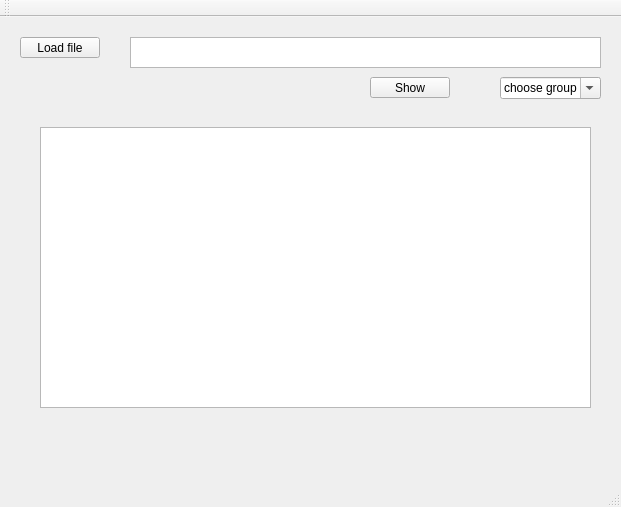
Before: the Qt Designer form mainwindow.ui in mdom90/pum-planalyzer, drawn with Qt 5.
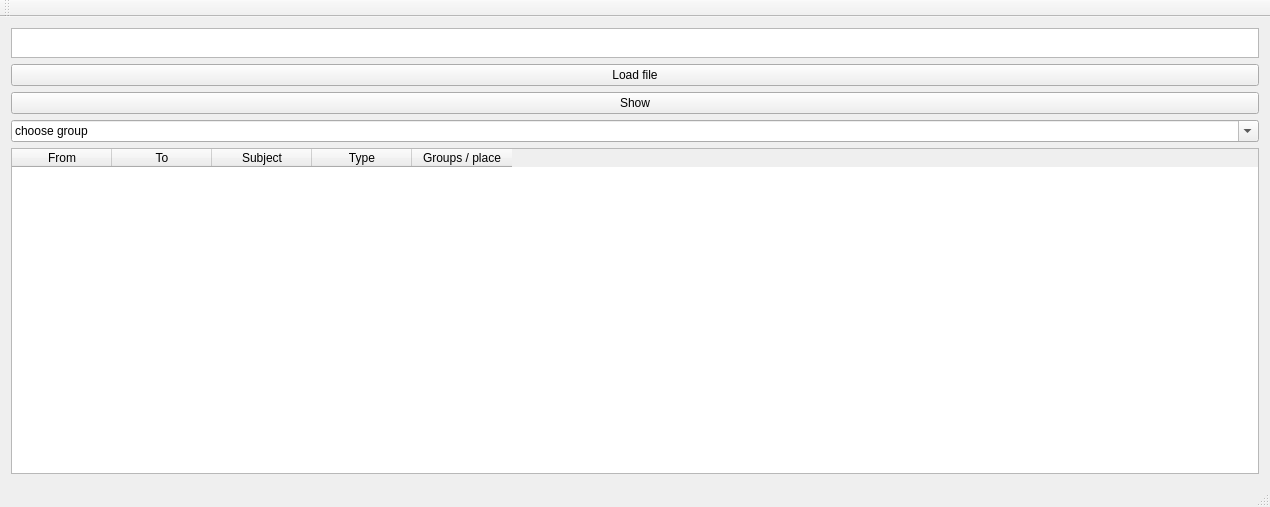
After: the same form once the commit is applied.

Commit message: Table view avaliable. No groups. No filter

The edit to the form file:
```diff
--- a/mainwindow.ui
+++ b/mainwindow.ui
@@ -6,49 +6,68 @@
    <rect>
     <x>0</x>
     <y>0</y>
-    <width>621</width>
+    <width>1270</width>
     <height>507</height>
    </rect>
   </property>
+  <property name="sizePolicy">
+   <sizepolicy hsizetype="Preferred" vsizetype="Preferred">
+    <horstretch>0</horstretch>
+    <verstretch>0</verstretch>
+   </sizepolicy>
+  </property>
+  <property name="minimumSize">
+   <size>
+    <width>0</width>
+    <height>0</height>
+   </size>
+  </property>
   <property name="windowTitle">
    <string>MainWindow</string>
   </property>
   <widget class="QWidget" name="centralWidget">
-   <widget class="QPushButton" name="btnLoadFile">
-    <property name="geometry">
-     <rect>
-      <x>20</x>
-      <y>20</y>
-      <width>80</width>
-      <height>21</height>
-     </rect>
-    </property>
-    <property name="text">
-     <string>Load file</string>
-    </property>
-   </widget>
+   <layout class="QVBoxLayout" name="verticalLayout">
+    <item>
    <widget class="QTextBrowser" name="LoadedFileTextBrowser">
-    <property name="geometry">
-     <rect>
-      <x>130</x>
-      <y>20</y>
-      <width>471</width>
-      <height>31</height>
-     </rect>
+      <property name="sizePolicy">
+       <sizepolicy hsizetype="MinimumExpanding" vsizetype="Minimum">
+        <horstretch>0</horstretch>
+        <verstretch>0</verstretch>
+       </sizepolicy>
+      </property>
+      <property name="minimumSize">
+       <size>
+        <width>0</width>
+        <height>20</height>
+       </size>
+      </property>
+      <property name="maximumSize">
+       <size>
+        <width>16777214</width>
+        <height>30</height>
+       </size>
     </property>
     <property name="openLinks">
      <bool>false</bool>
     </property>
    </widget>
+    </item>
+    <item>
+     <widget class="QPushButton" name="btnLoadFile">
+      <property name="text">
+       <string>Load file</string>
+      </property>
+     </widget>
+    </item>
+    <item>
+     <widget class="QPushButton" name="btnShowFilteredPlan">
+      <property name="text">
+       <string>Show</string>
+      </property>
+     </widget>
+    </item>
+    <item>
    <widget class="QComboBox" name="comboBox">
-    <property name="geometry">
-     <rect>
-      <x>500</x>
-      <y>60</y>
-      <width>101</width>
-      <height>22</height>
-     </rect>
-    </property>
     <property name="editable">
      <bool>true</bool>
     </property>
@@ -56,29 +75,40 @@
      <string>choose group</string>
     </property>
    </widget>
-   <widget class="QPushButton" name="btnShowFilteredPlan">
-    <property name="geometry">
-     <rect>
-      <x>370</x>
-      <y>60</y>
-      <width>80</width>
-      <height>21</height>
-     </rect>
-    </property>
-    <property name="text">
-     <string>Show</string>
-    </property>
-   </widget>
+    </item>
+    <item>
    <widget class="QTableWidget" name="tableWidget">
-    <property name="geometry">
-     <rect>
-      <x>40</x>
-      <y>110</y>
-      <width>551</width>
-      <height>281</height>
-     </rect>
-    </property>
-   </widget>
+      <attribute name="horizontalHeaderCascadingSectionResizes">
+       <bool>true</bool>
+      </attribute>
+      <column>
+       <property name="text">
+        <string>From</string>
+       </property>
+      </column>
+      <column>
+       <property name="text">
+        <string>To</string>
+       </property>
+      </column>
+      <column>
+       <property name="text">
+        <string>Subject</string>
+       </property>
+      </column>
+      <column>
+       <property name="text">
+        <string>Type</string>
+       </property>
+      </column>
+      <column>
+       <property name="text">
+        <string>Groups / place</string>
+       </property>
+      </column>
+     </widget>
+    </item>
+   </layout>
   </widget>
   <widget class="QMenuBar" name="menuBar">
    <property name="geometry">
```
Left out of the diff: 5 changed lines with no effect on the pictures. Lines whose indentation alone changed are shown as unchanged. The commit also changes 6 other files.
